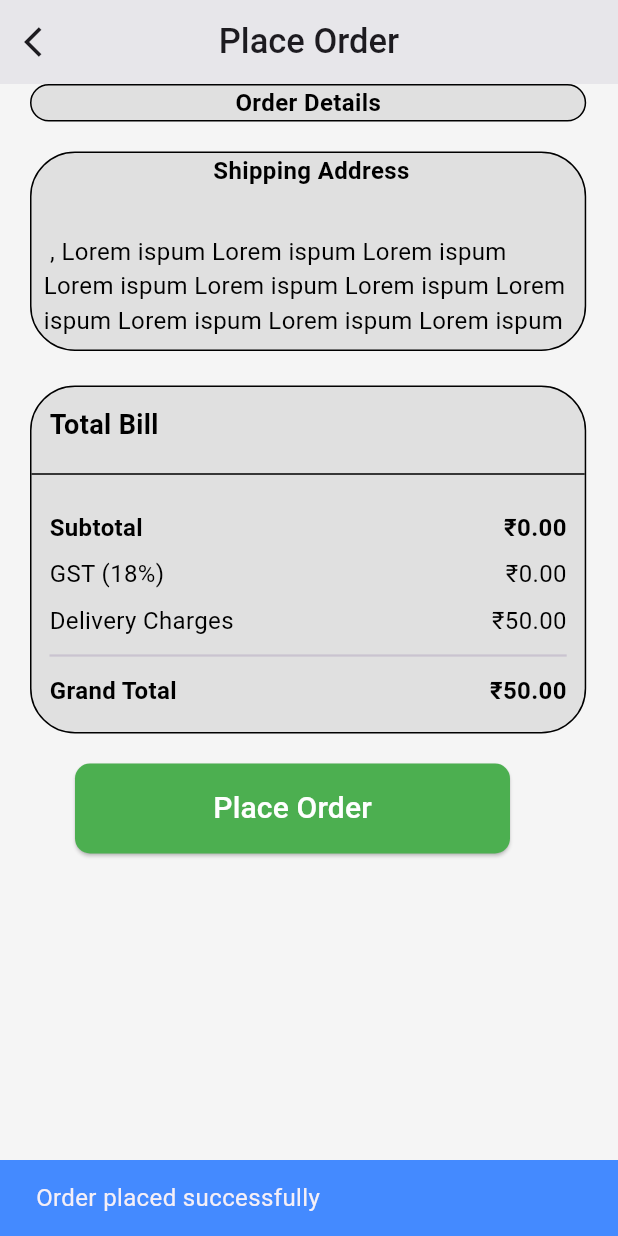
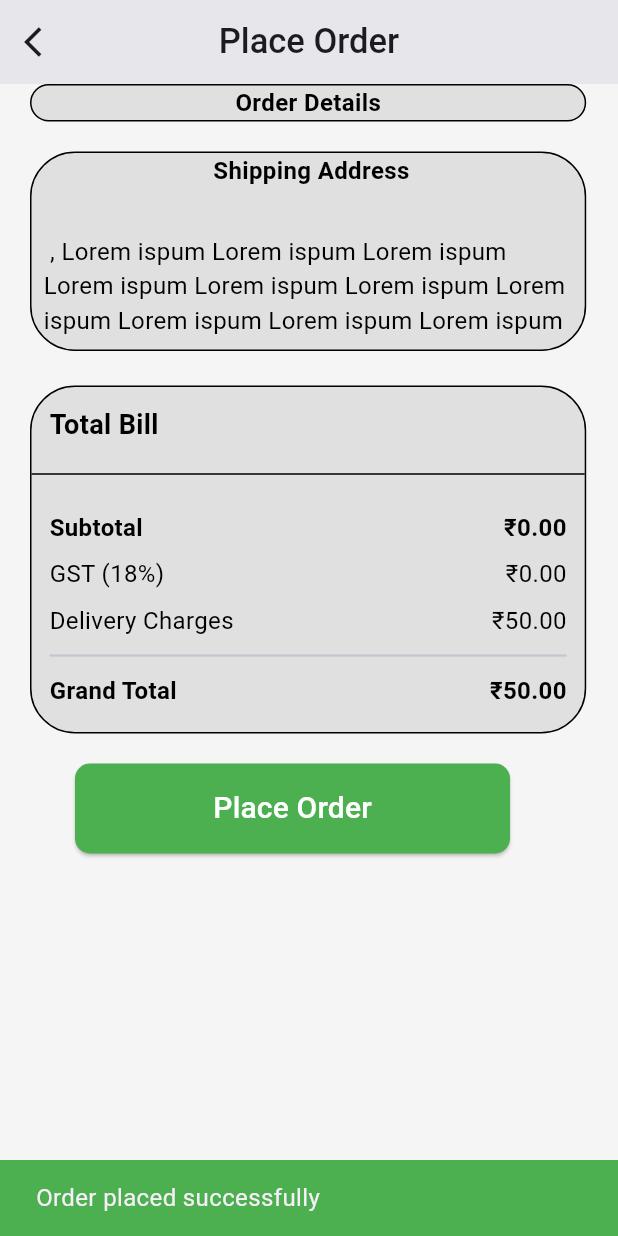
Before and after one commit to Dany4950/kisanSaathi, a Flutter app: the Finalbilling screen opened directly with empty values, after a tap on "Place Order", on a phone screen of 412 x 824 dp. Run offline on Flutter 3.47's test engine with Material 3 defaults, Android fonts, the phone set to English and light mode, and no system bars.

Commit message:
completed a->z

```diff
--- a/lib/providerModels/cartProvider.dart
+++ b/lib/providerModels/cartProvider.dart
@@ -47,7 +47,7 @@ class CartProvider extends ChangeNotifier{
     return _cartItems.fold(0, (sum, item) => sum + (item['price'] * item['quantity']));
   }
 
-  // You already have this, but renamed to match the calls in the updated cart screen
+
   double get totalPrice {
     return _cartItems.fold(0, (sum, item) => sum + (item['price'] * item['quantity']));
   }
--- a/lib/screens/user/cart/finalBilling.dart
+++ b/lib/screens/user/cart/finalBilling.dart
@@ -2,6 +2,7 @@ import 'package:flutter/material.dart';
 import 'package:flutter/rendering.dart';
 import 'package:kisan_saathi/providerModels/cartProvider.dart';
 import 'package:kisan_saathi/providerModels/checkout/checkoutProvider.dart';
+import 'package:kisan_saathi/screens/user/landingScreen.dart';
 import 'package:kisan_saathi/screens/user/notification/notificationScreen.dart';
 import 'package:kisan_saathi/utils/appbar.dart';
 import 'package:provider/provider.dart';
@@ -140,17 +141,13 @@ class Finalbilling extends StatelessWidget {
                   ScaffoldMessenger.of(context).showSnackBar(
                     const SnackBar(
                       content: Text('Order placed successfully '),
-                      backgroundColor: Colors.blueAccent,
+                      backgroundColor: Colors.green,
                       duration: Duration(seconds: 3),
                     ),
                   );
-                  await Future.delayed(Duration(seconds: 4));
-                  Navigator.pushReplacement(
-                      context,
-                      MaterialPageRoute(
-                          builder: (context) => Notificationscreen(
-
-                          )));
+                  await Future.delayed(Duration(seconds: 2));
+                  Navigator.pushReplacement(context,
+                      MaterialPageRoute(builder: (context) => landingScreen()));
                 },
                 style: ElevatedButton.styleFrom(
                   backgroundColor: Colors.green,
```
Also changed, not shown: lib/screens/user/landingScreen.dart (+2 -5 lines), lib/screens/user/notification/notificationScreen.dart (+91 -9 lines).
